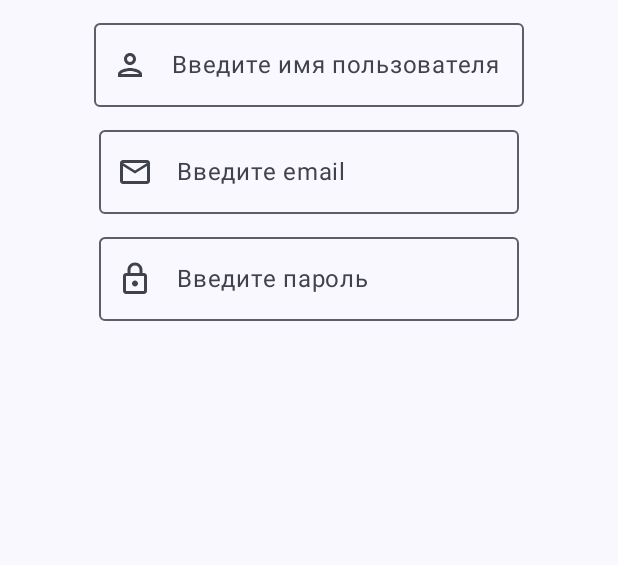
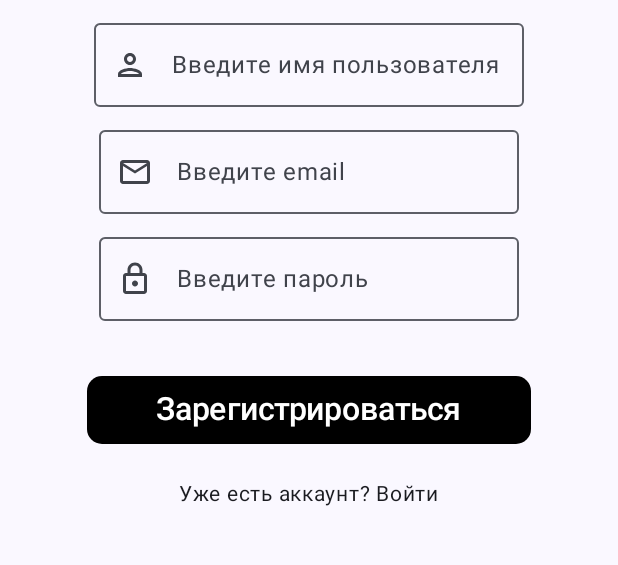
Before and after one commit to Svyat000/NewsAppCompose, an Android app built with Jetpack Compose: the Register screen opened through its navigation route, on a phone screen of 412 x 824 dp, the part 223-788 px from its top. Run offline under Robolectric (Android 15) with nearby library versions, the phone set to English and light mode, and no system bars.

Commit message:
do RegisterScreen

```diff
--- a/app/src/main/java/com/sddrozdov/newsappcompose/ui/screen/RegisterScreen.kt
+++ b/app/src/main/java/com/sddrozdov/newsappcompose/ui/screen/RegisterScreen.kt
@@ -1,6 +1,7 @@
 package com.sddrozdov.newsappcompose.ui.screen
 
 
+import androidx.compose.foundation.clickable
 import androidx.compose.foundation.layout.Column
 import androidx.compose.foundation.layout.fillMaxSize
 import androidx.compose.foundation.layout.padding
@@ -22,8 +23,8 @@ import androidx.compose.ui.unit.dp
 import androidx.compose.ui.unit.sp
 import androidx.lifecycle.viewmodel.compose.viewModel
 import com.sddrozdov.newsappcompose.R
+import com.sddrozdov.newsappcompose.ui.component.StyledButton
 import com.sddrozdov.newsappcompose.ui.navigation.Screen
-import com.sddrozdov.newsappcompose.ui.screen.state.LoginScreenEvent
 import com.sddrozdov.newsappcompose.ui.screen.state.RegisterScreenEvent
 import com.sddrozdov.newsappcompose.ui.screen.state.RegisterScreenState
 import com.sddrozdov.newsappcompose.ui.screen.viewmodel.RegisterScreenViewModel
@@ -102,7 +103,24 @@ fun RegisterView(
                 Text(text = stringResource(R.string.enter_password))
             }
         )
-
+        StyledButton(
+            onClick = {},
+            modifier = Modifier.padding(top = 35.dp)
+        ) {
+            Text(
+                text = stringResource(R.string.register),
+                fontSize = 21.sp
+            )
+        }
+        Text(
+            text = stringResource(id = R.string.already_have_an_acc),
+            fontSize = 14.sp,
+            modifier = Modifier
+                .padding(top = 20.dp)
+                .clickable {
+                    onNavigateTo(Screen.Register)
+                }
+        )
     }
 }
 
--- a/app/src/main/res/values/strings.xml
+++ b/app/src/main/res/values/strings.xml
@@ -5,5 +5,7 @@
     <string name="login">Войти</string>
     <string name="no_account">Нет аккаунта? Зарегистрируйтесь</string>
     <string name="enter_username">Введите имя пользователя </string>
+    <string name="register">Зарегистрироваться</string>
+    <string name="already_have_an_acc">Уже есть аккаунт? Войти</string>
 
 </resources>
```
